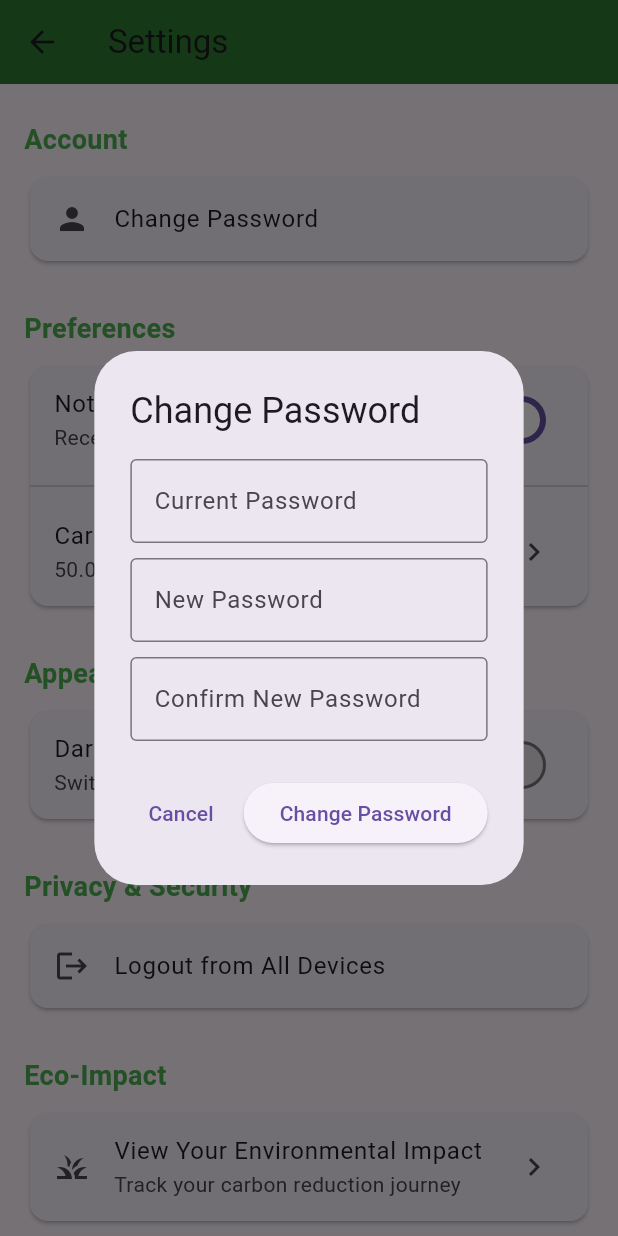
After one commit to heyysiri/EcoTrail, a Flutter app: the HomePage screen opened by its route, item 4 of the bottom bar chosen, after a tap on "Change Password", on a phone screen of 412 x 824 dp. The commit adds this screen. Run offline on Flutter 3.47's test engine with Material 3 defaults, Android fonts, the phone set to English and light mode, and no system bars.

Commit message:
settings page done

```diff
--- a/frontend/lib/home_page.dart
+++ b/frontend/lib/home_page.dart
@@ -8,15 +8,28 @@ class HomePage extends StatefulWidget {
 class _HomePageState extends State<HomePage> {
   int _selectedIndex = 0;
 
-  // List of pages for the dashboard
-  final List<Widget> _pages = [
-    Center(child: Text("Home Page", style: TextStyle(fontSize: 24))),
-    Center(child: Text("Game Page", style: TextStyle(fontSize: 24))),
-    Center(child: Text("Sustainability Page", style: TextStyle(fontSize: 24))),
-    Center(child: Text("Settings Page", style: TextStyle(fontSize: 24))),
-  ];
+  // Method to handle navigation based on index
+  void _navigateToPage(BuildContext context, int index) {
+    switch (index) {
+      case 1:
+        Navigator.pushNamed(context, '/game'); // Navigate to GamePage
+        break;
+      case 2:
+        Navigator.pushNamed(context, '/sustainability'); // Navigate to SustainabilityPage
+        break;
+      case 3:
+        Navigator.pushNamed(context, '/settings'); // Navigate to SettingsPage
+        break;
+      default:
+        // Do nothing for index 0, as it is the current page (HomePage)
+        break;
+    }
+  }
 
   void _onItemTapped(int index) {
+    if (_selectedIndex != index) {
+      _navigateToPage(context, index); // Navigate to the respective page
+    }
     setState(() {
       _selectedIndex = index;
     });
@@ -29,7 +42,12 @@ class _HomePageState extends State<HomePage> {
         title: Text("Home Page"),
         backgroundColor: Colors.green.shade800,
       ),
-      body: _pages[_selectedIndex], // Display the selected page
+      body: Center(
+        child: Text(
+          "Welcome to the Dashboard",
+          style: TextStyle(fontSize: 24),
+        ),
+      ),
       bottomNavigationBar: BottomNavigationBar(
         items: const [
           BottomNavigationBarItem(
@@ -48,7 +66,6 @@ class _HomePageState extends State<HomePage> {
             icon: Icon(Icons.settings),
             label: '',
           ),
-
         ],
         currentIndex: _selectedIndex,
         selectedItemColor: Colors.green.shade700,
--- a/frontend/lib/main.dart
+++ b/frontend/lib/main.dart
@@ -4,6 +4,7 @@ import 'dart:convert';
 import 'package:frontend/login_page.dart';
 import 'package:frontend/sign_up_page.dart';
 import 'package:frontend/home_page.dart';
+import 'package:frontend/settings_page.dart';
 // Main function to run the app
 void main() => runApp(EcoTrailApp());
 
@@ -19,6 +20,7 @@ class EcoTrailApp extends StatelessWidget {
         '/login': (context) => LoginPage(),
         '/signup': (context) => SignupPage(),
         '/home': (context) => HomePage(),
+        '/settings':(context) => SettingsPage(),
       },
     );
   }
--- /dev/null
+++ b/frontend/lib/settings_page.dart
@@ -0,0 +1,321 @@
+import 'package:flutter/material.dart';
+import 'package:http/http.dart' as http;
+import 'dart:convert';
+import 'home_page.dart'; // Assuming you have a HomePage defined
+
+class SettingsPage extends StatefulWidget {
+  @override
+  _SettingsPageState createState() => _SettingsPageState();
+}
+
+class _SettingsPageState extends State<SettingsPage> {
+  // Settings variables
+  bool _notificationsEnabled = true;
+  bool _darkModeEnabled = false;
+  double _carbonGoal = 50.0;
+
+  // Password change controllers
+  final _currentPasswordController = TextEditingController();
+  final _newPasswordController = TextEditingController();
+  final _confirmPasswordController = TextEditingController();
+
+  Future<void> _changePassword() async {
+    // First, validate inputs
+    if (_currentPasswordController.text.isEmpty ||
+        _newPasswordController.text.isEmpty ||
+        _confirmPasswordController.text.isEmpty) {
+      ScaffoldMessenger.of(context).showSnackBar(
+        SnackBar(content: Text('Please fill in all password fields')),
+      );
+      return;
+    }
+
+    if (_newPasswordController.text != _confirmPasswordController.text) {
+      ScaffoldMessenger.of(context).showSnackBar(
+        SnackBar(content: Text('Passwords do not match')),
+      );
+      return;
+    }
+
+    // Prepare the request body
+    final Map<String, String> passwordData = {
+      'old_password': _currentPasswordController.text,
+      'new_password': _newPasswordController.text,
+    };
+
+    try {
+      // Send password change request
+      final response = await http.post(
+        Uri.parse('http://127.0.0.1:5000/updatepassword'), // Replace with your actual backend URL
+        headers: {
+          'Content-Type': 'application/json',
+        },
+        body: jsonEncode(passwordData),
+      );
+
+      // Handle the response
+      if (response.statusCode == 200) {
+        ScaffoldMessenger.of(context).showSnackBar(
+          SnackBar(content: Text('Password changed successfully')),
+        );
+
+        // Clear password fields
+        _currentPasswordController.clear();
+        _newPasswordController.clear();
+        _confirmPasswordController.clear();
+
+        // Close the dialog
+        Navigator.of(context).pop();
+      } else {
+        // Parse the error message from the response
+        final errorResponse = json.decode(response.body);
+        ScaffoldMessenger.of(context).showSnackBar(
+          SnackBar(content: Text(errorResponse['error'] ?? 'Password change failed')),
+        );
+      }
+    } catch (e) {
+      // Handle network or other errors
+      ScaffoldMessenger.of(context).showSnackBar(
+        SnackBar(content: Text('An error occurred. Please try again.')),
+      );
+    }
+  }
+
+  @override
+  Widget build(BuildContext context) {
+    return Scaffold(
+      appBar: AppBar(
+        title: Text('Settings'),
+        backgroundColor: Colors.green.shade800, // Changed to green
+      ),
+      body: ListView(
+        padding: EdgeInsets.all(16.0),
+        children: [
+          // Account Settings Section
+          _buildSectionHeader('Account'),
+          Card(
+            child: ListTile(
+              leading: Icon(Icons.person),
+              title: Text('Change Password'),
+              onTap: () {
+                _showChangePasswordDialog();
+              },
+            ),
+          ),
+
+          // Preferences Section
+          SizedBox(height: 20),
+          _buildSectionHeader('Preferences'),
+          Card(
+            child: Column(
+              children: [
+                SwitchListTile(
+                  title: Text('Notifications'),
+                  subtitle: Text('Receive route and eco-impact updates'),
+                  value: _notificationsEnabled,
+                  onChanged: (bool value) {
+                    setState(() {
+                      _notificationsEnabled = value;
+                    });
+                  },
+                ),
+                Divider(),
+                ListTile(
+                  title: Text('Carbon Reduction Goal'),
+                  subtitle: Text('${_carbonGoal.toStringAsFixed(1)} kg CO₂ per month'),
+                  trailing: Icon(Icons.chevron_right),
+                  onTap: () {
+                    _showCarbonGoalDialog();
+                  },
+                ),
+              ],
+            ),
+          ),
+
+          // Appearance Section
+          SizedBox(height: 20),
+          _buildSectionHeader('Appearance'),
+          Card(
+            child: SwitchListTile(
+              title: Text('Dark Mode'),
+              subtitle: Text('Switch between light and dark themes'),
+              value: _darkModeEnabled,
+              onChanged: (bool value) {
+                setState(() {
+                  _darkModeEnabled = value;
+                  // TODO: Implement theme switching logic
+                });
+              },
+            ),
+          ),
+
+          // Privacy & Security Section
+          SizedBox(height: 20),
+          _buildSectionHeader('Privacy & Security'),
+          Card(
+            child: Column(
+              children: [
+                ListTile(
+                  leading: Icon(Icons.logout),
+                  title: Text('Logout from All Devices'),
+                  onTap: () {
+                    // TODO: Implement logout from all devices
+                    ScaffoldMessenger.of(context).showSnackBar(
+                      SnackBar(content: Text('Logged out from all devices')),
+                    );
+                  },
+                ),
+              ],
+            ),
+          ),
+
+          // Eco-Impact Section
+          SizedBox(height: 20),
+          _buildSectionHeader('Eco-Impact'),
+          Card(
+            child: ListTile(
+              leading: Icon(Icons.grass),
+              title: Text('View Your Environmental Impact'),
+              subtitle: Text('Track your carbon reduction journey'),
+              trailing: Icon(Icons.chevron_right),
+              onTap: () {
+                // Navigate to HomePage
+                Navigator.of(context).pushReplacement(
+                  MaterialPageRoute(builder: (context) => HomePage()),
+                );
+              },
+            ),
+          ),
+        ],
+      ),
+    );
+  }
+
+  Widget _buildSectionHeader(String title) {
+    return Padding(
+      padding: const EdgeInsets.symmetric(vertical: 8.0),
+      child: Text(
+        title,
+        style: TextStyle(
+          fontSize: 18,
+          fontWeight: FontWeight.bold,
+          color: Colors.green, // Changed to green
+        ),
+      ),
+    );
+  }
+
+  void _showChangePasswordDialog() {
+    showDialog(
+      context: context,
+      builder: (BuildContext context) {
+        return AlertDialog(
+          title: Text('Change Password'),
+          content: Column(
+            mainAxisSize: MainAxisSize.min,
+            children: [
+              TextField(
+                controller: _currentPasswordController,
+                decoration: InputDecoration(
+                  labelText: 'Current Password',
+                  border: OutlineInputBorder(),
+                ),
+                obscureText: true,
+              ),
+              SizedBox(height: 10),
+              TextField(
+                controller: _newPasswordController,
+                decoration: InputDecoration(
+                  labelText: 'New Password',
+                  border: OutlineInputBorder(),
+                ),
+                obscureText: true,
+              ),
+              SizedBox(height: 10),
+              TextField(
+                controller: _confirmPasswordController,
+                decoration: InputDecoration(
+                  labelText: 'Confirm New Password',
+                  border: OutlineInputBorder(),
+                ),
+                obscureText: true,
+              ),
+            ],
+          ),
+          actions: [
+            TextButton(
+              child: Text('Cancel'),
+              onPressed: () {
+                Navigator.of(context).pop();
+              },
+            ),
+            ElevatedButton(
+              child: Text('Change Password'),
+              onPressed: _changePassword,
+            ),
+          ],
+        );
+      },
+    );
+  }
+
+  void _showCarbonGoalDialog() {
+    showDialog(
+      context: context,
+      builder: (BuildContext context) {
+        return AlertDialog(
+          title: Text('Set Carbon Reduction Goal'),
+          content: StatefulBuilder(
+            builder: (BuildContext context, StateSetter setState) {
+              return Column(
+                mainAxisSize: MainAxisSize.min,
+                children: [
+                  Text('Monthly CO₂ Reduction Goal'),
+                  Slider(
+                    value: _carbonGoal,
+                    min: 0,
+                    max: 100,
+                    divisions: 20,
+                    label: '${_carbonGoal.toStringAsFixed(1)} kg',
+                    onChanged: (double value) {
+                      setState(() {
+                        _carbonGoal = value;
+                      });
+                    },
+                  ),
+                  Text('${_carbonGoal.toStringAsFixed(1)} kg CO₂ per month'),
+                ],
+              );
+            },
+          ),
+          actions: [
+            TextButton(
+              child: Text('Cancel'),
+              onPressed: () {
+                Navigator.of(context).pop();
+              },
+            ),
+            ElevatedButton(
+              child: Text('Save'),
+              onPressed: () {
+                setState(() {
+                  // Save the carbon goal
+                });
+                Navigator.of(context).pop();
+              },
+            ),
+          ],
+        );
+      },
+    );
+  }
+
+  @override
+  void dispose() {
+    // Dispose controllers to prevent memory leaks
+    _currentPasswordController.dispose();
+    _newPasswordController.dispose();
+    _confirmPasswordController.dispose();
+    super.dispose();
+  }
+}
```
Also changed, not shown: 1 other file.
